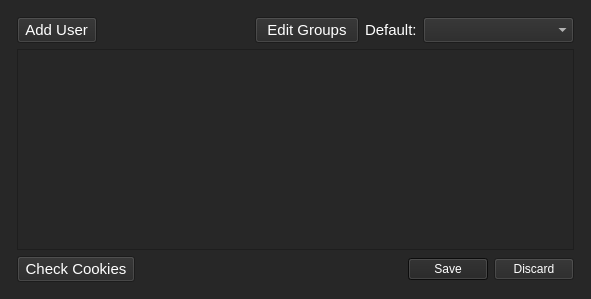
Above: outside/views_ui/WatchersList_Dialog.ui from Outsider-corp/OutsideYT before the change. Below: the same form after it.
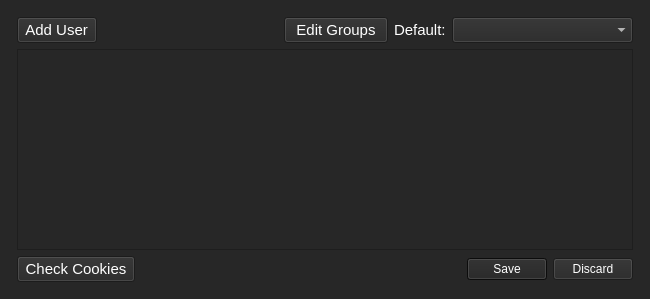
That is the form after the change.

What changed in the file:
```diff
--- a/outside/views_ui/WatchersList_Dialog.ui
+++ b/outside/views_ui/WatchersList_Dialog.ui
@@ -6,7 +6,7 @@
    <rect>
     <x>0</x>
     <y>0</y>
-    <width>591</width>
+    <width>650</width>
     <height>299</height>
    </rect>
   </property>
```
Left out of the diff: 2 changed lines with no effect on the pictures.
